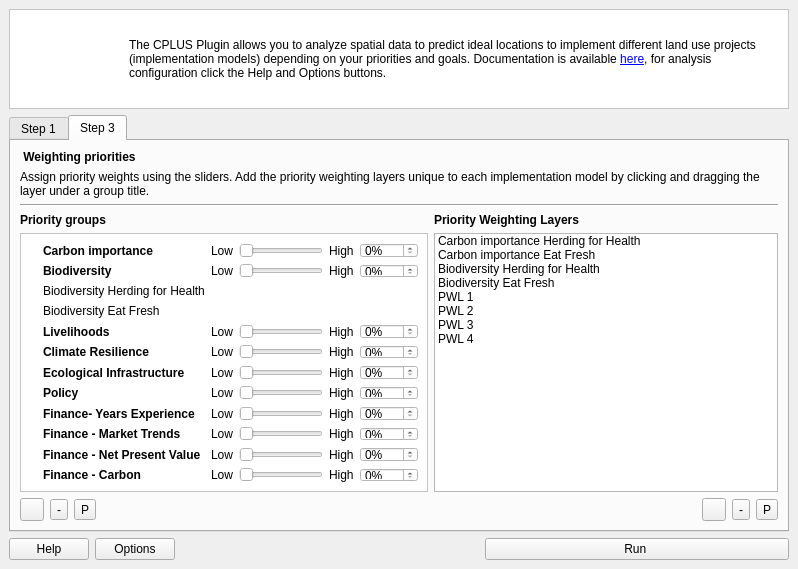
This is src/cplus_plugin/ui/qgis_cplus_main_dockwidget.ui in ConservationInternational/cplus-plugin as Qt 5 draws it before an edit. The edited form follows.
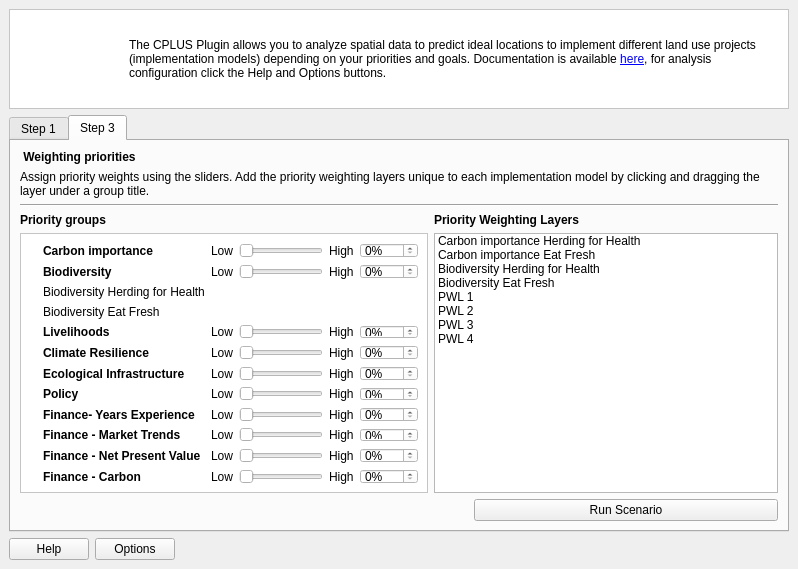
This is the edited form. The open tabs and pages were chosen to show the change. Icons and pictures are not drawn. Custom widgets are drawn as their Qt base class.

Commit message: updates to extent selection

```diff
--- a/src/cplus_plugin/ui/qgis_cplus_main_dockwidget.ui
+++ b/src/cplus_plugin/ui/qgis_cplus_main_dockwidget.ui
@@ -52,8 +52,8 @@
         <rect>
          <x>120</x>
          <y>10</y>
-         <width>641</width>
-         <height>80</height>
+         <width>651</width>
+         <height>81</height>
         </rect>
        </property>
        <property name="text">
@@ -71,7 +71,7 @@
         <rect>
          <x>10</x>
          <y>10</y>
-         <width>91</width>
+         <width>81</width>
          <height>81</height>
         </rect>
        </property>
@@ -167,21 +167,17 @@
        <attribute name="title">
         <string>Step 3</string>
        </attribute>
-       <layout class="QGridLayout" name="gridLayout_11">
-        <item row="1" column="0" colspan="9">
-         <widget class="QLabel" name="label_77">
-          <property name="text">
-           <string>Assign priority weights using the sliders. Add the priority weighting layers unique to each implementation model by clicking and dragging the layer under a group title.</string>
+       <layout class="QGridLayout" name="gridLayout">
+        <item row="3" column="2">
+         <widget class="QLabel" name="label_122">
+          <property name="font">
+           <font>
+            <weight>75</weight>
+            <bold>true</bold>
+           </font>
           </property>
-          <property name="wordWrap">
-           <bool>true</bool>
-          </property>
-         </widget>
-        </item>
-        <item row="6" column="6">
-         <widget class="QToolButton" name="toolButton_21">
           <property name="text">
-           <string/>
+           <string>Priority Weighting Layers</string>
           </property>
           <property name="icon">
            <iconset>
@@ -189,48 +185,131 @@
           </property>
          </widget>
         </item>
-        <item row="6" column="8">
-         <widget class="QToolButton" name="toolButton_22">
-          <property name="text">
-           <string>P</string>
-          </property>
-          <property name="icon">
-           <iconset>
-            <normaloff>../../../../../../Nextcloud/Projects (2)/Conservation International/CPLUS - work/Downloads/mActionToggleEditing.png</normaloff>../../../../../../Nextcloud/Projects (2)/Conservation International/CPLUS - work/Downloads/mActionToggleEditing.png</iconset>
-          </property>
-         </widget>
-        </item>
-        <item row="6" column="0">
-         <widget class="QToolButton" name="toolButton_23">
-          <property name="text">
-           <string/>
-          </property>
-          <property name="icon">
-           <iconset>
-            <normaloff>../../../../../../Nextcloud/Projects (2)/Conservation International/CPLUS - work/Downloads/symbologyAdd.png</normaloff>../../../../../../Nextcloud/Projects (2)/Conservation International/CPLUS - work/Downloads/symbologyAdd.png</iconset>
-          </property>
-         </widget>
-        </item>
-        <item row="2" column="0" rowspan="2" colspan="9">
+        <item row="2" column="0" colspan="3">
          <widget class="Line" name="line_4">
           <property name="orientation">
            <enum>Qt::Horizontal</enum>
           </property>
          </widget>
         </item>
-        <item row="6" column="7">
-         <widget class="QToolButton" name="toolButton_24">
-          <property name="text">
-           <string>-</string>
-          </property>
-          <property name="icon">
-           <iconset>
-            <normaloff>../../../../../../Nextcloud/Projects (2)/Conservation International/CPLUS - work/Downloads/symbologyRemove.png</normaloff>../../../../../../Nextcloud/Projects (2)/Conservation International/CPLUS - work/Downloads/symbologyRemove.png</iconset>
-          </property>
+        <item row="4" column="2">
+         <widget class="QListWidget" name="listWidget_6">
+          <item>
+           <property name="text">
+            <string>Carbon importance Herding for Health</string>
+           </property>
+           <property name="foreground">
+            <brush brushstyle="NoBrush">
+             <color alpha="255">
+              <red>154</red>
+              <green>153</green>
+              <blue>150</blue>
+             </color>
+            </brush>
+           </property>
+          </item>
+          <item>
+           <property name="text">
+            <string>Carbon importance Eat Fresh</string>
+           </property>
+           <property name="foreground">
+            <brush brushstyle="NoBrush">
+             <color alpha="255">
+              <red>154</red>
+              <green>153</green>
+              <blue>150</blue>
+             </color>
+            </brush>
+           </property>
+          </item>
+          <item>
+           <property name="text">
+            <string>Biodiversity Herding for Health</string>
+           </property>
+           <property name="foreground">
+            <brush brushstyle="NoBrush">
+             <color alpha="255">
+              <red>154</red>
+              <green>153</green>
+              <blue>150</blue>
+             </color>
+            </brush>
+           </property>
+          </item>
+          <item>
+           <property name="text">
+            <string>Biodiversity Eat Fresh</string>
+           </property>
+           <property name="foreground">
+            <brush brushstyle="NoBrush">
+             <color alpha="255">
+              <red>154</red>
+              <green>153</green>
+              <blue>150</blue>
+             </color>
+            </brush>
+           </property>
+          </item>
+          <item>
+           <property name="text">
+            <string>PWL 1</string>
+           </property>
+           <property name="foreground">
+            <brush brushstyle="NoBrush">
+             <color alpha="255">
+              <red>154</red>
+              <green>153</green>
+              <blue>150</blue>
+             </color>
+            </brush>
+           </property>
+          </item>
+          <item>
+           <property name="text">
+            <string>PWL 2</string>
+           </property>
+           <property name="foreground">
+            <brush brushstyle="NoBrush">
+             <color alpha="255">
+              <red>154</red>
+              <green>153</green>
+              <blue>150</blue>
+             </color>
+            </brush>
+           </property>
+          </item>
+          <item>
+           <property name="text">
+            <string>PWL 3</string>
+           </property>
+           <property name="foreground">
+            <brush brushstyle="NoBrush">
+             <color alpha="255">
+              <red>154</red>
+              <green>153</green>
+              <blue>150</blue>
+             </color>
+            </brush>
+           </property>
+          </item>
+          <item>
+           <property name="text">
+            <string>PWL 4</string>
+           </property>
+           <property name="foreground">
+            <brush brushstyle="NoBrush">
+             <color alpha="255">
+              <red>154</red>
+              <green>153</green>
+              <blue>150</blue>
+             </color>
+            </brush>
+           </property>
+          </item>
          </widget>
         </item>
-        <item row="0" column="0" colspan="4">
-         <widget class="QLabel" name="label_78">
+        <item row="3" column="0">
+         <widget class="QLabel" name="label_121">
           <property name="font">
            <font>
             <weight>75</weight>
@@ -238,11 +317,11 @@
            </font>
           </property>
           <property name="text">
-           <string> Weighting priorities</string>
+           <string>Priority groups</string>
           </property>
          </widget>
         </item>
-        <item row="5" column="0" colspan="4">
+        <item row="4" column="0" colspan="2">
          <widget class="QFrame" name="frame_4">
           <property name="minimumSize">
            <size>
@@ -910,23 +989,13 @@
           </layout>
          </widget>
         </item>
-        <item row="4" column="0" colspan="4">
-         <widget class="QLabel" name="label_121">
-          <property name="font">
-           <font>
-            <weight>75</weight>
-            <bold>true</bold>
-           </font>
-          </property>
+        <item row="1" column="0" colspan="3">
+         <widget class="QLabel" name="label_77">
           <property name="text">
-           <string>Priority groups</string>
+           <string>Assign priority weights using the sliders. Add the priority weighting layers unique to each implementation model by clicking and dragging the layer under a group title.</string>
           </property>
-         </widget>
-        </item>
-        <item row="6" column="1">
-         <widget class="QToolButton" name="toolButton_25">
-          <property name="text">
-           <string>-</string>
+          <property name="wordWrap">
+           <bool>true</bool>
           </property>
           <property name="icon">
            <iconset>
@@ -934,135 +1003,8 @@
           </property>
          </widget>
         </item>
-        <item row="6" column="2">
-         <widget class="QToolButton" name="toolButton_26">
-          <property name="text">
-           <string>P</string>
-          </property>
-          <property name="icon">
-           <iconset>
-            <normaloff>../../../../../../Nextcloud/Projects (2)/Conservation International/CPLUS - work/Downloads/mActionToggleEditing.png</normaloff>../../../../../../Nextcloud/Projects (2)/Conservation International/CPLUS - work/Downloads/mActionToggleEditing.png</iconset>
-          </property>
-         </widget>
-        </item>
-        <item row="5" column="4" colspan="5">
-         <widget class="QListWidget" name="listWidget_6">
-          <item>
-           <property name="text">
-            <string>Carbon importance Herding for Health</string>
-           </property>
-           <property name="foreground">
-            <brush brushstyle="NoBrush">
-             <color alpha="255">
-              <red>154</red>
-              <green>153</green>
-              <blue>150</blue>
-             </color>
-            </brush>
-           </property>
-          </item>
-          <item>
-           <property name="text">
-            <string>Carbon importance Eat Fresh</string>
-           </property>
-           <property name="foreground">
-            <brush brushstyle="NoBrush">
-             <color alpha="255">
-              <red>154</red>
-              <green>153</green>
-              <blue>150</blue>
-             </color>
-            </brush>
-           </property>
-          </item>
-          <item>
-           <property name="text">
-            <string>Biodiversity Herding for Health</string>
-           </property>
-           <property name="foreground">
-            <brush brushstyle="NoBrush">
-             <color alpha="255">
-              <red>154</red>
-              <green>153</green>
-              <blue>150</blue>
-             </color>
-            </brush>
-           </property>
-          </item>
-          <item>
-           <property name="text">
-            <string>Biodiversity Eat Fresh</string>
-           </property>
-           <property name="foreground">
-            <brush brushstyle="NoBrush">
-             <color alpha="255">
-              <red>154</red>
-              <green>153</green>
-              <blue>150</blue>
-             </color>
-            </brush>
-           </property>
-          </item>
-          <item>
-           <property name="text">
-            <string>PWL 1</string>
-           </property>
-           <property name="foreground">
-            <brush brushstyle="NoBrush">
-             <color alpha="255">
-              <red>154</red>
-              <green>153</green>
-              <blue>150</blue>
-             </color>
-            </brush>
-           </property>
-          </item>
-          <item>
-           <property name="text">
-            <string>PWL 2</string>
-           </property>
-           <property name="foreground">
-            <brush brushstyle="NoBrush">
-             <color alpha="255">
-              <red>154</red>
-              <green>153</green>
-              <blue>150</blue>
-             </color>
-            </brush>
-           </property>
-          </item>
-          <item>
-           <property name="text">
-            <string>PWL 3</string>
-           </property>
-           <property name="foreground">
-            <brush brushstyle="NoBrush">
-             <color alpha="255">
-              <red>154</red>
-              <green>153</green>
-              <blue>150</blue>
-             </color>
-            </brush>
-           </property>
-          </item>
-          <item>
-           <property name="text">
-            <string>PWL 4</string>
-           </property>
-           <property name="foreground">
-            <brush brushstyle="NoBrush">
-             <color alpha="255">
-              <red>154</red>
-              <green>153</green>
-              <blue>150</blue>
-             </color>
-            </brush>
-           </property>
-          </item>
-         </widget>
-        </item>
-        <item row="4" column="4">
-         <widget class="QLabel" name="label_122">
+        <item row="0" column="0" colspan="2">
+         <widget class="QLabel" name="label_78">
           <property name="font">
            <font>
             <weight>75</weight>
@@ -1070,10 +1012,40 @@
            </font>
           </property>
           <property name="text">
-           <string>Priority Weighting Layers</string>
+           <string> Weighting priorities</string>
           </property>
          </widget>
         </item>
+        <item row="5" column="2">
+         <layout class="QHBoxLayout" name="horizontalLayout_3">
+          <item>
+           <spacer name="horizontalSpacer_2">
+            <property name="orientation">
+             <enum>Qt::Horizontal</enum>
+            </property>
+            <property name="sizeHint" stdset="0">
+             <size>
+              <width>40</width>
+              <height>20</height>
+             </size>
+            </property>
+           </spacer>
+          </item>
+          <item>
+           <widget class="QPushButton" name="run_scenario_btn">
+            <property name="sizePolicy">
+             <sizepolicy hsizetype="Expanding" vsizetype="Preferred">
+              <horstretch>10</horstretch>
+              <verstretch>3</verstretch>
+             </sizepolicy>
+            </property>
+            <property name="text">
+             <string>Run Scenario</string>
+            </property>
+           </widget>
+          </item>
+         </layout>
+        </item>
        </layout>
       </widget>
      </widget>
@@ -1115,19 +1087,6 @@
           </property>
          </spacer>
         </item>
-        <item>
-         <widget class="QPushButton" name="run_btn">
-          <property name="sizePolicy">
-           <sizepolicy hsizetype="Expanding" vsizetype="Minimum">
-            <horstretch>0</horstretch>
-            <verstretch>0</verstretch>
-           </sizepolicy>
-          </property>
-          <property name="text">
-           <string>Run </string>
-          </property>
-         </widget>
-        </item>
        </layout>
       </item>
      </layout>
```
Left out of the diff: 80 changed lines with no effect on the pictures. The commit also changes 2 other files.
